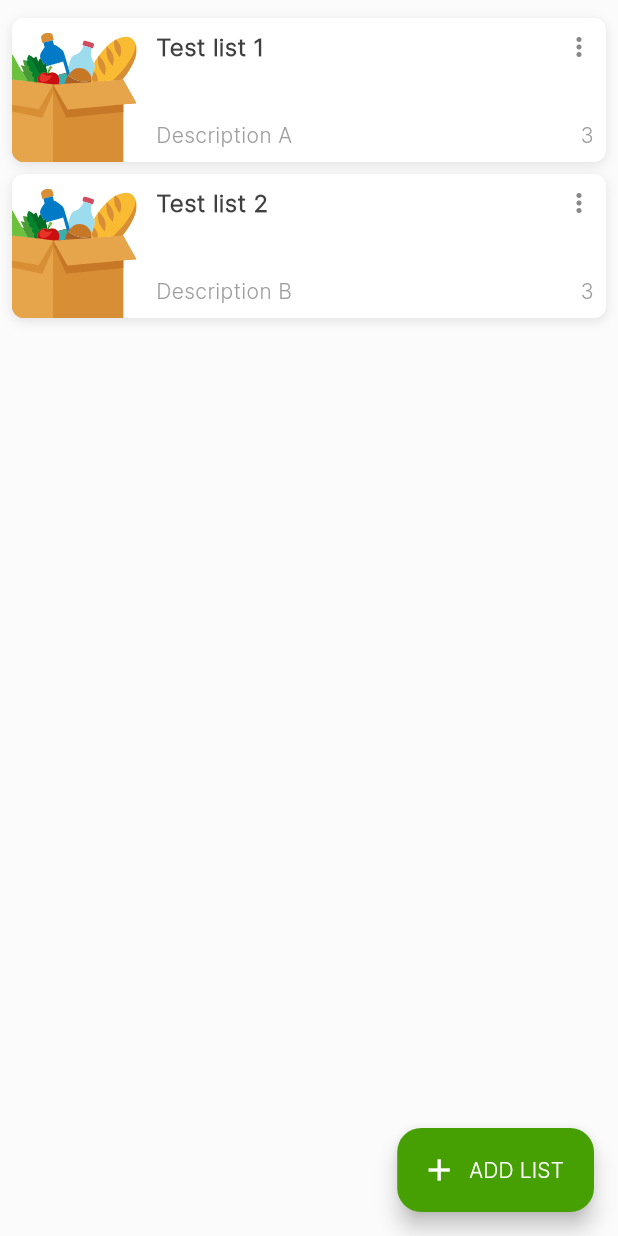
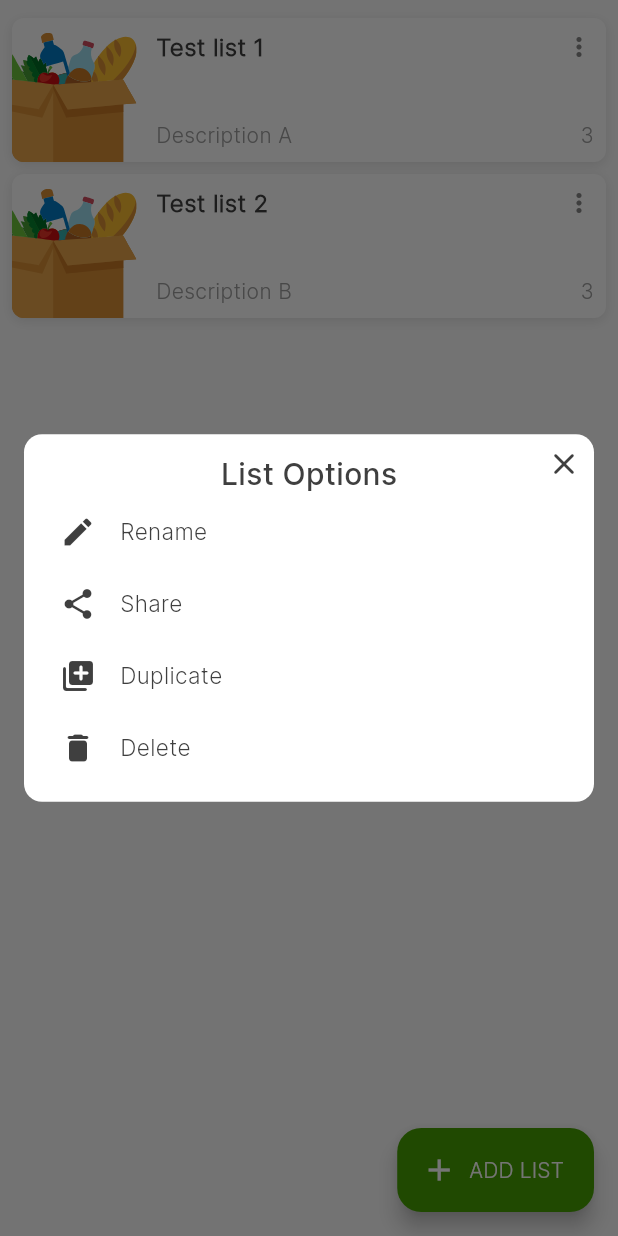
Before and after one commit to fretry1/list_it, a Flutter app: the ListPage screen opened directly, after a tap on the "more vert" icon, on a phone screen of 412 x 824 dp. Run offline on Flutter 3.47's test engine with Material 3 defaults, Android fonts, the phone set to English and light mode, and no system bars; our stand-ins replace flutter_svg.

Commit message:
start implement list_options_popup & rename_list_popup

```diff
--- a/analysis_options.yaml
+++ b/analysis_options.yaml
@@ -7,6 +7,9 @@
 
 # The following line activates a set of recommended lints for Flutter apps,
 # packages, and plugins designed to encourage good coding practices.
+analyzer:
+  errors:
+    sort_child_properties_last: ignore
 include: package:flutter_lints/flutter.yaml
 
 linter:
--- a/lib/global/style.dart
+++ b/lib/global/style.dart
@@ -3,7 +3,7 @@ import 'package:list_it/global/color.dart';
 
 class AppStyles {
 
-  static ButtonStyle defaultButton({Color? backgroundColor}) {
+  static ButtonStyle defaultButtonStyle({Color? backgroundColor}) {
     return ButtonStyle(
         backgroundColor: WidgetStateProperty.all<Color>(backgroundColor ?? AppColors.green_600),
         foregroundColor: WidgetStateProperty.all<Color>(Colors.white),
@@ -28,7 +28,7 @@ class AppStyles {
   static ElevatedButton defaultMaterialButton({required String text, required VoidCallback onPressed, Color? backgroundColor}) {
     return ElevatedButton(
       onPressed: onPressed,
-      style: defaultButton(backgroundColor: backgroundColor),
+      style: defaultButtonStyle(backgroundColor: backgroundColor),
       child: Text(text),
     );
   }
--- a/lib/model/item_list.dart
+++ b/lib/model/item_list.dart
@@ -2,11 +2,23 @@ import 'list_item.dart';
 
 class ItemList {
   final int id;
-  final String title;
+  late String _title;
   final String description;
   final List<ListItem> items;
 
-  ItemList(this.id, this.title, this.description, this.items);
+  ItemList(this.id, String title, this.description, this.items) {
+    _title = title;
+  }
+
+  String get title => _title;
+
+  set title(String title) {
+    title = title.trim();
+    if (title.isEmpty || !RegExp(r'^[a-zA-Z0-9\s]*$').hasMatch(title)) {
+      throw ArgumentError("Title must consist of only alphanumeric and whitespace characters.");
+    }
+    _title = title;
+  }
 
   void addItem(ListItem item) {
     items.add(item);
--- a/lib/screen/list_page.dart
+++ b/lib/screen/list_page.dart
@@ -6,6 +6,7 @@ import '../global/color.dart';
 import '../model/item_list.dart';
 import '../provider/item_list_provider.dart';
 import '../widget/list_card.dart';
+import '../widget/list_options_popup.dart';
 import 'add_list_page.dart';
 import 'list_content_page.dart';
 
@@ -36,7 +37,7 @@ class ListPage extends StatelessWidget {
         },
         children: List.generate(
           lists.length,
-          (index) => _listCard(context, lists[index], index, key: ValueKey(lists[index].id),
+          (index) => _listCard(context, lists[index], index, itemListProvider, key: ValueKey(lists[index].id),
           ),
         ),
 
@@ -53,7 +54,7 @@ class ListPage extends StatelessWidget {
     );
   }
 
-  ListCard _listCard(BuildContext context, ItemList list, int listIndex, {required Key key}) {
+  ListCard _listCard(BuildContext context, ItemList list, int listIndex, ItemListProvider itemListProvider, {required Key key}) {
     return ListCard(
       key: key,
       title: list.title,
@@ -71,7 +72,8 @@ class ListPage extends StatelessWidget {
         );
       },
       onOptionsTap: () {
-        // TODO: implement options
+        print('##################   List options tapped');
+        _showListOptionsPopup(context, listIndex, itemListProvider);
       },
     );
   }
@@ -113,4 +115,17 @@ class ListPage extends StatelessWidget {
       },
     );
   }
+
+  void _showListOptionsPopup(BuildContext context, int listIndex, ItemListProvider itemListProvider) {
+    showDialog(
+      context: context,
+      barrierDismissible: true,
+      builder: (BuildContext context) {
+        return ListOptionsPopup(
+          listIndex: listIndex,
+          itemListProvider: itemListProvider
+        );
+      }
+    );
+  }
 }
--- /dev/null
+++ b/lib/widget/list_options_popup.dart
@@ -0,0 +1,120 @@
+import 'dart:ui';
+
+import 'package:flutter/material.dart';
+import 'package:list_it/widget/rename_list_popup.dart';
+import 'package:provider/provider.dart';
+
+import '../global/color.dart';
+import '../provider/item_list_provider.dart';
+
+class ListOptionsPopup extends StatefulWidget {
+  final ItemListProvider itemListProvider;
+  final int listIndex;
+
+  const ListOptionsPopup({super.key, required this.itemListProvider, required this.listIndex});
+
+  @override
+  ListOptionsPopupState createState() => ListOptionsPopupState();
+}
+
+class ListOptionsPopupState extends State<ListOptionsPopup> {
+  final _textCtrl = TextEditingController();
+
+
+  @override
+  void initState() {
+    super.initState();
+    _textCtrl.text = widget.itemListProvider.itemLists[widget.listIndex].title;
+  }
+
+  @override
+  Widget build(BuildContext context) {
+    return _popupWindow(
+      context: context,
+      content: Container(
+
+        margin: const EdgeInsets.all(12),
+        width: double.maxFinite,
+
+        child: Column(
+          mainAxisSize: MainAxisSize.min,
+          children: [
+            _textLabel(),
+            _button(icon: Icons.edit, text: 'Rename', onTap: () => _showRenamePopup(context, widget.itemListProvider, widget.listIndex)),
+            _button(icon: Icons.share, text: 'Share', onTap: () => { }),
+            _button(icon: Icons.add_to_photos_rounded, text: 'Duplicate', onTap: () => { }),
+            _button(icon: Icons.delete_rounded, text: 'Delete', onTap: () => { }),
+          ],
+        ),
+      ),
+    );
+  }
+
+  Widget _popupWindow({required BuildContext context, required Widget content}) {
+    return Center(
+      child: Container(
+        margin: const EdgeInsets.symmetric(horizontal: 16),
+        decoration: BoxDecoration(color: Colors.white, borderRadius: BorderRadius.circular(12),
+        ),
+        child: Stack(
+          children: [
+            content,
+            // Close button
+            Positioned(
+              top: 8,
+              right: 8,
+              child: GestureDetector(
+                onTap: () {
+                  Navigator.of(context).pop();
+                },
+                child: const Icon(Icons.close_rounded, color: AppColors.grey_900),
+              ),
+            ),
+          ],
+        ),
+      ),
+    );
+  }
+
+  Widget _textLabel() {
+    return const Text(
+      'List Options',
+      style: TextStyle(
+        fontSize: 20,
+        fontVariations: [FontVariation('wght', 500)],
+      ),
+    );
+  }
+
+  Widget _button({required IconData icon, required String text, required VoidCallback onTap}) {
+    return GestureDetector(
+      onTap: onTap,
+      child: Container(
+        margin: const EdgeInsets.all(12),
+        width: double.maxFinite,
+        child: Row(
+          mainAxisAlignment: MainAxisAlignment.start,
+          children: [
+            Icon(icon, color: AppColors.grey_900,),
+            const SizedBox(width: 16),
+            Text(text),
+          ],
+        )
+      ),
+    );
+  }
+
+  void _showRenamePopup(BuildContext context, ItemListProvider itemListProvider, int listIndex) {
+    Navigator.of(context).pop();
+    showDialog(
+      context: context,
+      barrierDismissible: true,
+        builder: (BuildContext context) {
+          return RenameListPopup(
+            listIndex: listIndex,
+            itemListProvider: itemListProvider,
+          );
+        }
+    );
+  }
+}
```
Also changed, not shown: lib/provider/item_list_provider.dart (+11 -0 lines), lib/screen/edit_item_page.dart (+51 -105 lines), lib/widget/rename_list_popup.dart (added, +82 -0 lines).
